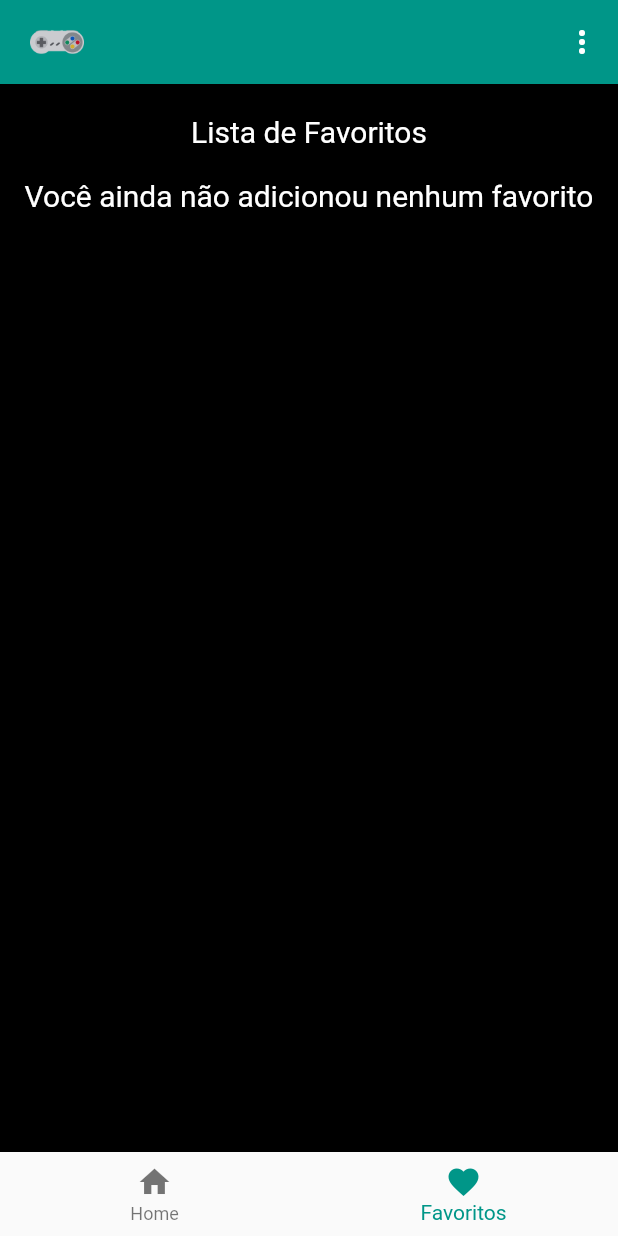
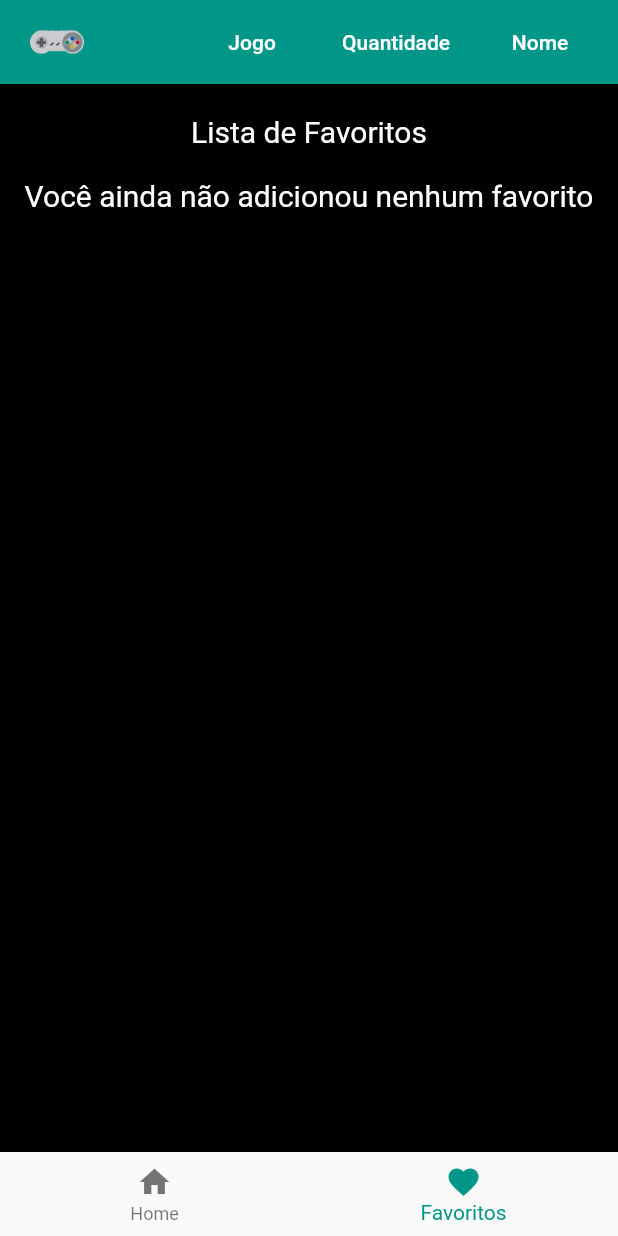
Before and after one commit to CharlesEdu07/MegamanRobotMastersApp, a Flutter app: the screen it shows after launch, item 2 of the bottom bar chosen, on a phone screen of 412 x 824 dp. Run offline on Flutter 3.47's test engine with Material 2 defaults, Android fonts, the phone set to English and light mode, and no system bars; our stand-ins replace flutter_hooks.

```diff
--- a/lib/layouts/navbar.dart
+++ b/lib/layouts/navbar.dart
@@ -5,19 +5,34 @@ class Navbar extends StatelessWidget {
 
   @override
   Widget build(BuildContext context) {
-    return PopupMenuButton(
-        itemBuilder: (context) => [
-              const PopupMenuItem(
-                value: 1,
-                child: Text("Carregar Robôs"),
-              ),
-              const PopupMenuItem(
-                value: 2,
-                child: Text("Carregar Favoritos"),
-              ),
-            ],
-        onSelected: (value) {
-          {}
-        });
+    return Row(
+      children: [
+        const SizedBox(width: 20),
+        TextButton(
+          onPressed: () {},
+          child: const Text(
+            "Jogo",
+            style: TextStyle(color: Colors.white),
+          ),
+        ),
+        const SizedBox(width: 20),
+        TextButton(
+          onPressed: () {},
+          child: const Text(
+            "Quantidade",
+            style: TextStyle(color: Colors.white),
+          ),
+        ),
+        const SizedBox(width: 20),
+        TextButton(
+          onPressed: () {},
+          child: const Text(
+            "Nome",
+            style: TextStyle(color: Colors.white),
+          ),
+        ),
+        const SizedBox(width: 20),
+      ],
+    );
   }
 }
--- a/lib/services/connection_service.dart
+++ b/lib/services/connection_service.dart
@@ -1,7 +1,7 @@
 import 'dart:io';
 
 class ConnectionService {
-  Future<bool> isConected() async {
+  Future<bool> isConnected() async {
     try {
       final result = await InternetAddress.lookup('google.com');
 
--- a/lib/services/service.dart
+++ b/lib/services/service.dart
@@ -20,9 +20,9 @@ class Service {
   });
 
   Future<void> loadRobotMaster() async {
-    bool isConected = await ConnectionService().isConected();
+    bool isConnected = await ConnectionService().isConnected();
 
-    if (!isConected) {
+    if (!isConnected) {
       cardStateNotifier.value = {
         'status': ConnectionStatus.error,
         'dataObjects': []
```
